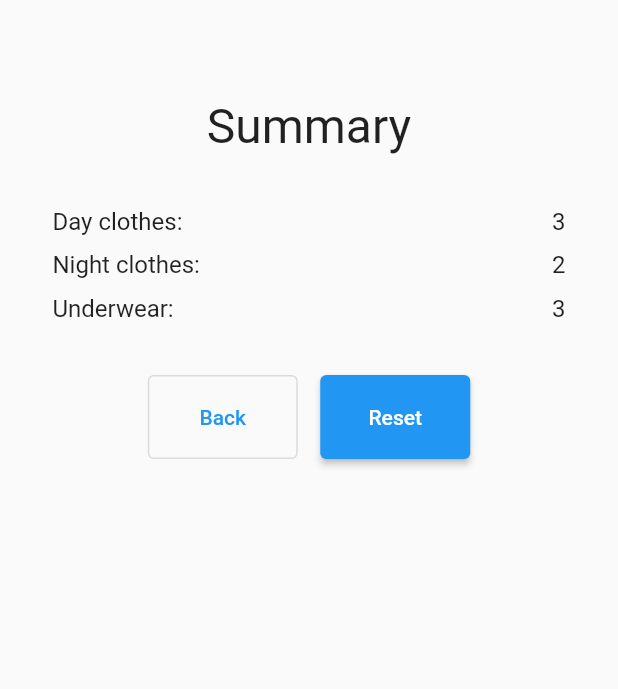
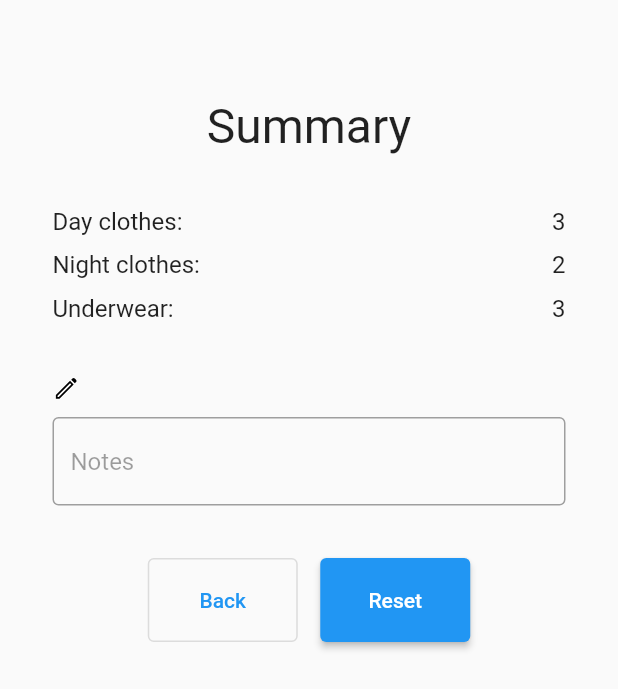
Before and after one commit to tentenponce/Packup, a Flutter app: the SummaryView screen opened directly, on a phone screen of 412 x 824 dp. Shown: the top 689 px of the screen. Run offline on Flutter 3.47's test engine with Material 2 defaults, Android fonts, the phone set to English and light mode, and no system bars; our stand-ins replace bloc, equatable, flutter_bloc, flutter_svg, get_it, shared_preferences; accounts and stored records are empty.

Commit message:
Added notes UI

```diff
--- /dev/null
+++ b/lib/components/ui_icon.dart
@@ -0,0 +1,29 @@
+import 'package:flutter/material.dart';
+import 'package:flutter_svg/flutter_svg.dart';
+
+class UIIcon extends StatelessWidget {
+  final String asset;
+  final double? height;
+  final double? width;
+  final GestureTapCallback? onPressed;
+
+  UIIcon({
+    required this.asset,
+    this.height,
+    this.width,
+    this.onPressed,
+  });
+
+  @override
+  Widget build(BuildContext context) {
+    return GestureDetector(
+      onTap: onPressed,
+      child: SvgPicture.asset(
+        asset,
+        semanticsLabel: asset,
+        height: height,
+        width: width,
+      ),
+    );
+  }
+}
--- a/lib/home/view/summary_view.dart
+++ b/lib/home/view/summary_view.dart
@@ -1,5 +1,7 @@
 import 'package:flutter/material.dart';
 import 'package:flutter_bloc/flutter_bloc.dart';
+import 'package:flutter_svg/flutter_svg.dart';
+import 'package:packup/components/ui_icon.dart';
 import 'package:packup/res/dimens.dart';
 
 import '../home.dart';
@@ -89,6 +91,30 @@ class SummaryView extends StatelessWidget {
               ),
             ),
             SizedBox(height: space_m),
+            Container(
+              alignment: Alignment.centerLeft,
+              margin: EdgeInsets.fromLTRB(space_l, 0, 0, 0),
+              child: UIIcon(
+                asset: 'assets/ic_edit.svg',
+                height: grid_7,
+                width: grid_7,
+                onPressed: () => {},
+              ),
+            ),
+            Container(
+              padding: EdgeInsets.fromLTRB(space_l, space_s, space_l, space_l),
+              child: TextField(
+                enabled: false,
+                decoration: InputDecoration(
+                  border: OutlineInputBorder(),
+                  disabledBorder: OutlineInputBorder(
+                    borderSide: BorderSide(color: Colors.grey),
+                  ),
+                  hintText: 'Notes',
+                ),
+              ),
+            ),
+            SizedBox(height: space_m),
             Row(
               mainAxisAlignment: MainAxisAlignment.center,
               children: [
```
Also changed, not shown: pubspec.yaml (+3 -4 lines), assets/ic_check.svg (added), assets/ic_edit.svg (added), pubspec.lock.
